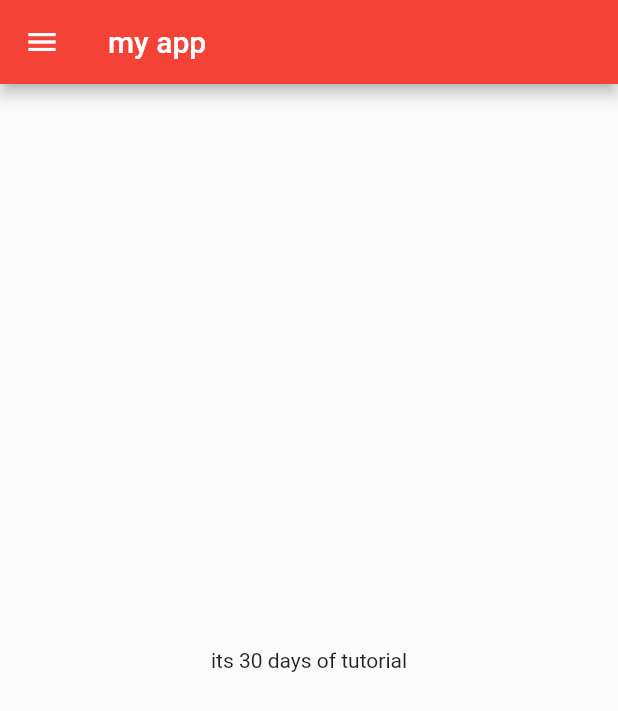
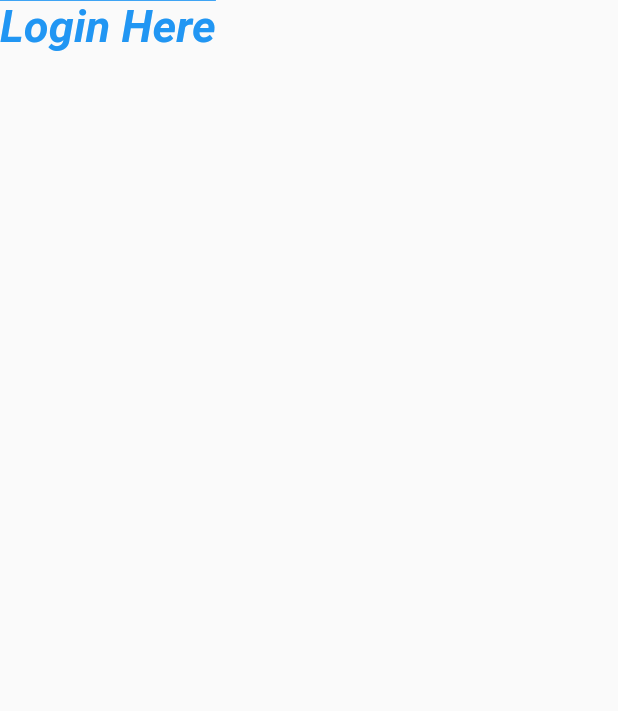
Before and after one commit to kiran22985/Practice_flutter, a Flutter app: the screen it shows after launch, on a phone screen of 412 x 824 dp. Shown: the top 711 px of the screen. Run offline on Flutter 3.47's test engine with Material 2 defaults, Android fonts, the phone set to English and light mode, and no system bars.

Commit message:
day3 completed

```diff
--- a/lib/main.dart
+++ b/lib/main.dart
@@ -1,4 +1,6 @@
 import 'package:flutter/material.dart';
+import 'package:flutter_catalog/screens/home.dart';
+import 'package:flutter_catalog/screens/login.dart';
 
 void main() {
   runApp(const MyApp());
@@ -10,22 +12,26 @@ class MyApp extends StatelessWidget {
   // This widget is the root of your application.
   @override
   Widget build(BuildContext context) {
-    int days=30;
+
     return MaterialApp(
+      debugShowCheckedModeBanner: false,
       title: 'flutter catalog',
+      // themeMode: ThemeMode.dark,
+      // darkTheme: ThemeData(
+      //   brightness: Brightness.dark,
+      //   //primarySwatch: Colors.deepPurple,
+      // ),
       theme: ThemeData(
 
-        primarySwatch: Colors.red,
+        primarySwatch: Colors.deepPurple,
       ),
-      home:  Scaffold(
-        drawer: Drawer(),
-        appBar: AppBar(title: const Text('my app')),
-        body:SafeArea(
-          child: Center(child: Container(
-            child: Text('its $days days of tutorial'),
-          ),),
-        ),
-        ),
+      //home: const HomePage(),
+      initialRoute: '/login',
+      routes: {
+        '/':(context)=>const HomePage(),
+        '/login':(context) => const  LoginPage(),
+      },
+
       );
 
   }
--- /dev/null
+++ b/lib/screens/home.dart
@@ -0,0 +1,19 @@
+import 'package:flutter/material.dart';
+
+class HomePage extends StatelessWidget {
+  const HomePage({ Key? key }) : super(key: key);
+
+  @override
+  Widget build(BuildContext context) {
+    int days=30;
+    return Scaffold(
+        drawer: const  Drawer(),
+        appBar: AppBar(title: const Text('my app')),
+        body:SafeArea(
+          child: Center(child: Container(
+            child: Text('its $days days of tutorial'),
+          ),),
+        ),
+        );
+  }
+}
--- /dev/null
+++ b/lib/screens/login.dart
@@ -0,0 +1,21 @@
+import 'package:flutter/material.dart';
+class LoginPage extends StatelessWidget {
+  const LoginPage({ Key? key }) : super(key: key);
+
+  @override
+  Widget build(BuildContext context) {
+    return const Scaffold(
+      body: SafeArea(child:
+      Text('Login Here',
+      textAlign: TextAlign.center,
+      textDirection: TextDirection.rtl,
+      style: TextStyle(
+        decoration: TextDecoration.overline,
+        color: Colors.blue,
+        fontSize: 30,
+        fontWeight: FontWeight.bold,
+        fontStyle: FontStyle.italic,
+      ),)),
+    );
+  }
+}
```
Also changed, not shown: lib/screens/functions.dart (deleted).
